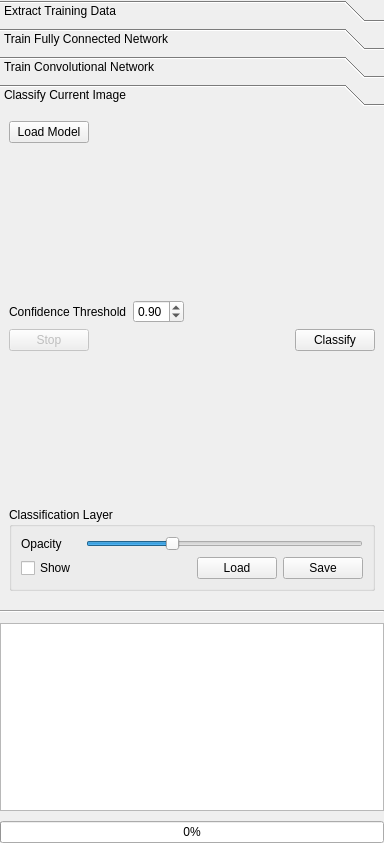
persts/Nenetic, file nenetic/gui/toolkit_widget.ui: the form before one commit.
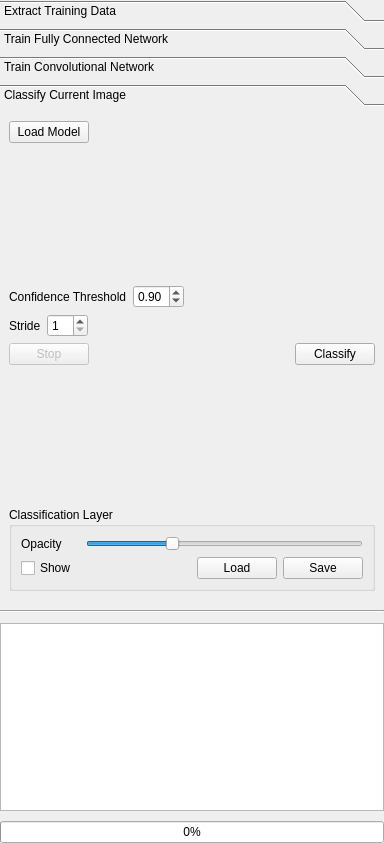
The form after the commit. The open tabs and pages were chosen to show the change.

Commit message: Added strides to classifier

```diff
--- a/nenetic/gui/toolkit_widget.ui
+++ b/nenetic/gui/toolkit_widget.ui
@@ -1216,6 +1216,40 @@
          </item>
         </layout>
        </item>
+       <item>
+        <layout class="QHBoxLayout" name="horizontalLayout_6">
+         <item>
+          <widget class="QLabel" name="label_11">
+           <property name="text">
+            <string>Stride</string>
+           </property>
+          </widget>
+         </item>
+         <item>
+          <widget class="QSpinBox" name="spinBoxStride">
+           <property name="minimum">
+            <number>1</number>
+           </property>
+           <property name="singleStep">
+            <number>2</number>
+           </property>
+          </widget>
+         </item>
+         <item>
+          <spacer name="horizontalSpacer_13">
+           <property name="orientation">
+            <enum>Qt::Horizontal</enum>
+           </property>
+           <property name="sizeHint" stdset="0">
+            <size>
+             <width>40</width>
+             <height>20</height>
+            </size>
+           </property>
+          </spacer>
+         </item>
+        </layout>
+       </item>
        <item>
         <layout class="QHBoxLayout" name="horizontalLayout_7">
          <item>
```
The commit also changes 6 other files.
